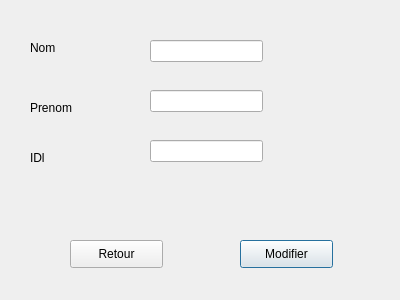
Above: Khalil/modifwidget.ui from khalil-ch/E-Health_2A1 before the change. Below: the same form after it.
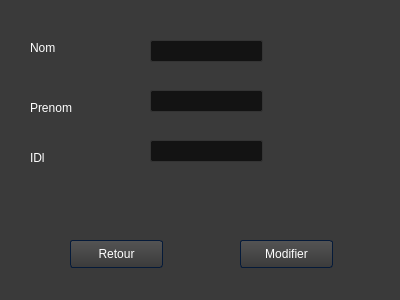
That is the form after the change. Icons and pictures are not drawn.

```diff
--- a/Khalil/modifwidget.ui
+++ b/Khalil/modifwidget.ui
@@ -13,6 +13,972 @@
   <property name="windowTitle">
    <string>Dialog</string>
   </property>
+  <property name="styleSheet">
+   <string notr="true">/*-----QWidget-----*/
+QWidget
+{
+	background-color: #3a3a3a;
+	color: #fff;
+	selection-background-color: #b78620;
+	selection-color: #000;
+
+}
+
+
+/*-----QLabel-----*/
+QLabel
+{
+	background-color: transparent;
+	color: #fff;
+
+}
+
+
+/*-----QMenuBar-----*/
+QMenuBar 
+{
+	background-color: qlineargradient(spread:repeat, x1:1, y1:0, x2:1, y2:1, stop:0 rgba(57, 57, 57, 255),stop:1 rgba(50, 50, 50, 255));
+	border: 1px solid #000;
+	color: #fff;
+
+}
+
+
+QMenuBar::item 
+{
+	background-color: transparent;
+
+}
+
+
+QMenuBar::item:selected 
+{
+	background-color: rgba(183, 134, 32, 20%);
+	border: 1px solid #b78620;
+	color: #fff;
+
+}
+
+
+QMenuBar::item:pressed 
+{
+	background-color: rgb(183, 134, 32);
+	border: 1px solid #b78620;
+	color: #fff;
+
+}
+
+
+/*-----QMenu-----*/
+QMenu
+{
+    background-color: qlineargradient(spread:repeat, x1:1, y1:0, x2:1, y2:1, stop:0 rgba(57, 57, 57, 255),stop:1 rgba(50, 50, 50, 255));
+    border: 1px solid #222;
+    padding: 4px;
+	color: #fff;
+
+}
+
+
+QMenu::item
+{
+    background-color: transparent;
+    padding: 2px 20px 2px 20px;
+
+}
+
+
+QMenu::separator
+{
+   	background-color: rgb(183, 134, 32);
+	height: 1px;
+
+}
+
+
+QMenu::item:disabled
+{
+    color: #555;
+    background-color: transparent;
+    padding: 2px 20px 2px 20px;
+
+}
+
+
+QMenu::item:selected
+{
+	background-color: rgba(183, 134, 32, 20%);
+	border: 1px solid #b78620;
+	color: #fff;
+
+}
+
+
+/*-----QToolBar-----*/
+QToolBar
+{
+	background-color: qlineargradient(spread:repeat, x1:1, y1:0, x2:1, y2:1, stop:0 rgba(69, 69, 69, 255),stop:1 rgba(58, 58, 58, 255));
+	border-top: none;
+	border-bottom: 1px solid #4f4f4f;
+	border-left: 1px solid #4f4f4f;
+	border-right: 1px solid #4f4f4f;
+
+}
+
+
+QToolBar::separator
+{
+	background-color: #2e2e2e;
+	width: 1px;
+
+}
+
+
+/*-----QToolButton-----*/
+QToolButton 
+{
+	background-color: transparent;
+	color: #fff;
+	padding: 5px;
+	padding-left: 8px;
+	padding-right: 8px;
+	margin-left: 1px;
+}
+
+
+QToolButton:hover
+{
+	background-color: rgba(183, 134, 32, 20%);
+	border: 1px solid #b78620;
+	color: #fff;
+	
+}
+
+
+QToolButton:pressed
+{
+	background-color: qlineargradient(spread:repeat, x1:1, y1:0, x2:1, y2:1, stop:0 rgba(57, 57, 57, 255),stop:1 rgba(50, 50, 50, 255));
+	border: 1px solid #b78620;
+
+}
+
+
+QToolButton:checked
+{
+	background-color: qlineargradient(spread:repeat, x1:1, y1:0, x2:1, y2:1, stop:0 rgba(57, 57, 57, 255),stop:1 rgba(50, 50, 50, 255));
+	border: 1px solid #222;
+}
+
+
+/*-----QPushButton-----*/
+QPushButton
+{
+	background-color: qlineargradient(spread:repeat, x1:1, y1:0, x2:1, y2:1, stop:0 rgba(84, 84, 84, 255),stop:1 rgba(59, 59, 59, 255));
+	color: #ffffff;
+	min-width: 80px;
+	border-style: solid;
+	border-width: 1px;
+	border-radius: 3px;
+	border-color: #051a39;
+	padding: 5px;
+
+}
+
+
+QPushButton::flat
+{
+	background-color: transparent;
+	border: none;
+	color: #fff;
+
+}
+
+
+QPushButton::disabled
+{
+	background-color: #404040;
+	color: #656565;
+	border-color: #051a39;
+
+}
+
+
+QPushButton::hover
+{
+	background-color: rgba(183, 134, 32, 20%);
+	border: 1px solid #b78620;
+
+}
+
+
+QPushButton::pressed
+{
+	background-color: qlineargradient(spread:repeat, x1:1, y1:0, x2:1, y2:1, stop:0 rgba(74, 74, 74, 255),stop:1 rgba(49, 49, 49, 255));
+	border: 1px solid #b78620;
+
+}
+
+
+QPushButton::checked
+{
+	background-color: qlineargradient(spread:repeat, x1:1, y1:0, x2:1, y2:1, stop:0 rgba(74, 74, 74, 255),stop:1 rgba(49, 49, 49, 255));
+	border: 1px solid #222;
+
+}
+
+
+/*-----QLineEdit-----*/
+QLineEdit
+{
+	background-color: #131313;
+	color : #eee;
+	border: 1px solid #343434;
+	border-radius: 2px;
+	padding: 3px;
+	padding-left: 5px;
+
+}
+
+
+/*-----QPlainTExtEdit-----*/
+QPlainTextEdit
+{
+	background-color: #131313;
+	color : #eee;
+	border: 1px solid #343434;
+	border-radius: 2px;
+	padding: 3px;
+	padding-left: 5px;
+
+}
+
+
+/*-----QTabBar-----*/
+QTabBar::tab
+{
+	background-color: qlineargradient(spread:repeat, x1:1, y1:0, x2:1, y2:1, stop:0 rgba(84, 84, 84, 255),stop:1 rgba(59, 59, 59, 255));
+	color: #ffffff;
+	border-style: solid;
+	border-width: 1px;
+	border-color: #666;
+	border-bottom: none;
+	padding: 5px;
+	padding-left: 15px;
+	padding-right: 15px;
+
+}
+
+
+QTabWidget::pane 
+{
+	background-color: red;
+	border: 1px solid #666;
+	top: 1px;
+
+}
+
+
+QTabBar::tab:last
+{
+	margin-right: 0; 
+
+}
+
+
+QTabBar::tab:first:!selected
+{
+	background-color: #0c0c0d;
+	margin-left: 0px;
+
+}
+
+
+QTabBar::tab:!selected
+{
+	color: #b1b1b1;
+	border-bottom-style: solid;
+	background-color: #0c0c0d;
+
+}
+
+
+QTabBar::tab:selected
+{
+	margin-bottom: 0px;
+
+}
+
+
+QTabBar::tab:!selected:hover
+{
+	border-top-color: #b78620;
+
+}
+
+
+/*-----QComboBox-----*/
+QComboBox
+{
+    background-color: qlineargradient(spread:repeat, x1:1, y1:0, x2:1, y2:1, stop:0 rgba(84, 84, 84, 255),stop:1 rgba(59, 59, 59, 255));
+    border: 1px solid #000;
+    padding-left: 6px;
+    color: #ffffff;
+    height: 20px;
+
+}
+
+
+QComboBox::disabled
+{
+	background-color: #404040;
+	color: #656565;
+	border-color: #051a39;
+
+}
+
+
+QComboBox:on
+{
+    background-color: #b78620;
+	color: #000;
+
+}
+
+
+QComboBox QAbstractItemView
+{
+    background-color: #383838;
+    color: #ffffff;
+    border: 1px solid black;
+    selection-background-color: #b78620;
+    outline: 0;
+
+}
+
+
+QComboBox::drop-down
+{
+	background-color: qlineargradient(spread:repeat, x1:1, y1:0, x2:1, y2:1, stop:0 rgba(57, 57, 57, 255),stop:1 rgba(50, 50, 50, 255));
+    subcontrol-origin: padding;
+    subcontrol-position: top right;
+    width: 15px;
+    border-left-width: 1px;
+    border-left-color: black;
+    border-left-style: solid; 
+
+}
+
+
+QComboBox::down-arrow
+{
+    image: url(://arrow-down.png);
+    width: 8px;
+    height: 8px;
+}
+
+
+/*-----QSpinBox &amp; QDateTimeEdit-----*/
+QSpinBox,
+QDateTimeEdit 
+{
+    background-color: #131313;
+	color : #eee;
+	border: 1px solid #343434;
+	padding: 3px;
+	padding-left: 5px;
+    border-radius : 2px;
+
+}
+
+
+QSpinBox::up-button, 
+QDateTimeEdit::up-button
+{
+	border-top-right-radius:2px;
+	background-color: #777777;
+    width: 16px; 
+    border-width: 1px;
+
+}
+
+
+QSpinBox::up-button:hover, 
+QDateTimeEdit::up-button:hover
+{
+	background-color: #585858;
+
+}
+
+
+QSpinBox::up-button:pressed, 
+QDateTimeEdit::up-button:pressed
+{
+	background-color: #252525;
+    width: 16px; 
+    border-width: 1px;
+
+}
+
+
+QSpinBox::up-arrow,
+QDateTimeEdit::up-arrow
+{
+    image: url(://arrow-up.png);
+    width: 7px;
+    height: 7px;
+
+}
+
+
+QSpinBox::down-button, 
+QDateTimeEdit::down-button
+{
+	border-bottom-right-radius:2px;
+	background-color: #777777;
+    width: 16px; 
+    border-width: 1px;
+
+}
+
+
+QSpinBox::down-button:hover, 
+QDateTimeEdit::down-button:hover
+{
+	background-color: #585858;
+
+}
+
+
+QSpinBox::down-button:pressed, 
+QDateTimeEdit::down-button:pressed
+{
+	background-color: #252525;
+    width: 16px; 
+    border-width: 1px;
+
+}
+
+
+QSpinBox::down-arrow,
+QDateTimeEdit::down-arrow
+{
+    image: url(://arrow-down.png);
+    width: 7px;
+    height: 7px;
+
+}
+
+
+/*-----QGroupBox-----*/
+QGroupBox 
+{
+    border: 1px solid;
+    border-color: #666666;
+	border-radius: 5px;
+    margin-top: 20px;
+
+}
+
+
+QGroupBox::title  
+{
+    background-color: transparent;
+    color: #eee;
+    subcontrol-origin: margin;
+    padding: 5px;
+	border-top-left-radius: 3px;
+	border-top-right-radius: 3px;
+
+}
+
+
+/*-----QHeaderView-----*/
+QHeaderView::section
+{
+    background-color: qlineargradient(spread:repeat, x1:1, y1:0, x2:1, y2:1, stop:0 rgba(60, 60, 60, 255),stop:1 rgba(50, 50, 50, 255));
+	border: 1px solid #000;
+    color: #fff;
+    text-align: left;
+	padding: 4px;
+	
+}
+
+
+QHeaderView::section:disabled
+{
+    background-color: #525251;
+    color: #656565;
+
+}
+
+
+QHeaderView::section:checked
+{
+    background-color: qlineargradient(spread:repeat, x1:1, y1:0, x2:1, y2:1, stop:0 rgba(60, 60, 60, 255),stop:1 rgba(50, 50, 50, 255));
+    color: #fff;
+
+}
+
+
+QHeaderView::section::vertical::first,
+QHeaderView::section::vertical::only-one
+{
+    border-top: 1px solid #353635;
+
+}
+
+
+QHeaderView::section::vertical
+{
+    border-top: 1px solid #353635;
+
+}
+
+
+QHeaderView::section::horizontal::first,
+QHeaderView::section::horizontal::only-one
+{
+    border-left: 1px solid #353635;
+
+}
+
+
+QHeaderView::section::horizontal
+{
+    border-left: 1px solid #353635;
+
+}
+
+
+QTableCornerButton::section
+{
+    background-color: qlineargradient(spread:repeat, x1:1, y1:0, x2:1, y2:1, stop:0 rgba(60, 60, 60, 255),stop:1 rgba(50, 50, 50, 255));
+	border: 1px solid #000;
+    color: #fff;
+
+}
+
+
+/*-----QTreeWidget-----*/
+QTreeView
+{
+	show-decoration-selected: 1;
+	alternate-background-color: #3a3a3a;
+	selection-color: #fff;
+	background-color: #2d2d2d;
+	border: 1px solid gray;
+	padding-top : 5px;
+	color: #fff;
+	font: 8pt;
+
+}
+
+
+QTreeView::item:selected
+{
+	color:#fff;
+	background-color: #b78620;
+	border-radius: 0px;
+
+}
+
+
+QTreeView::item:!selected:hover
+{
+    background-color: #262626;
+    border: none;
+    color: white;
+
+}
+
+
+QTreeView::branch:has-children:!has-siblings:closed,
+QTreeView::branch:closed:has-children:has-siblings 
+{
+	image: url(://tree-closed.png);
+
+}
+
+
+QTreeView::branch:open:has-children:!has-siblings,
+QTreeView::branch:open:has-children:has-siblings  
+{
+	image: url(://tree-open.png);
+
+}
+
+
+/*-----QListView-----*/
+QListView 
+{
+	background-color: qlineargradient(spread:repeat, x1:1, y1:0, x2:1, y2:1, stop:0 rgba(83, 83, 83, 255),stop:0.293269 rgba(81, 81, 81, 255),stop:0.634615 rgba(79, 79, 79, 255),stop:1 rgba(83, 83, 83, 255));
+    border : none;
+    color: white;
+    show-decoration-selected: 1; 
+    outline: 0;
+	border: 1px solid gray;
+
+}
+
+
+QListView::disabled 
+{
+	background-color: #656565;
+	color: #1b1b1b;
+    border: 1px solid #656565;
+
+}
+
+
+QListView::item 
+{
+	background-color: #2d2d2d;
+    padding: 1px;
+
+}
+
+
+QListView::item:alternate 
+{
+    background-color: #3a3a3a;
+
+}
+
+
+QListView::item:selected 
+{
+	background-color: #b78620;
+	border: 1px solid #b78620;
+	color: #fff;
+
+}
+
+
+QListView::item:selected:!active 
+{
+	background-color: #b78620;
+	border: 1px solid #b78620;
+	color: #fff;
+
+}
+
+
+QListView::item:selected:active 
+{
+	background-color: #b78620;
+	border: 1px solid #b78620;
+	color: #fff;
+
+}
+
+
+QListView::item:hover {
+    background-color: #262626;
+    border: none;
+    color: white;
+
+}
+
+
+/*-----QCheckBox-----*/
+QCheckBox
+{
+	background-color: transparent;
+    color: lightgray;
+	border: none;
+
+}
+
+
+QCheckBox::indicator
+{
+    background-color: #323232;
+    border: 1px solid darkgray;
+    width: 12px;
+    height: 12px;
+
+}
+
+
+QCheckBox::indicator:checked
+{
+    image:url(&quot;./ressources/check.png&quot;);
+	background-color: #b78620;
+    border: 1px solid #3a546e;
+
+}
+
+
+QCheckBox::indicator:unchecked:hover
+{
+	border: 1px solid #b78620; 
+
+}
+
+
+QCheckBox::disabled
+{
+	color: #656565;
+
+}
+
+
+QCheckBox::indicator:disabled
+{
+	background-color: #656565;
+	color: #656565;
+    border: 1px solid #656565;
+
+}
+
+
+/*-----QRadioButton-----*/
+QRadioButton 
+{
+	color: lightgray;
+	background-color: transparent;
+
+}
+
+
+QRadioButton::indicator::unchecked:hover 
+{
+	background-color: lightgray;
+	border: 2px solid #b78620;
+	border-radius: 6px;
+}
+
+
+QRadioButton::indicator::checked 
+{
+	border: 2px solid #b78620;
+	border-radius: 6px;
+	background-color: rgba(183,134,32,20%);  
+	width: 9px; 
+	height: 9px; 
+
+}
+
+
+/*-----QSlider-----*/
+QSlider::groove:horizontal 
+{
+	background-color: transparent;
+	height: 3px;
+
+}
+
+
+QSlider::sub-page:horizontal 
+{
+	background-color: #b78620;
+
+}
+
+
+QSlider::add-page:horizontal 
+{
+	background-color: #131313;
+
+}
+
+
+QSlider::handle:horizontal 
+{
+	background-color: #b78620;
+	width: 14px;
+	margin-top: -6px;
+	margin-bottom: -6px;
+	border-radius: 6px;
+
+}
+
+
+QSlider::handle:horizontal:hover 
+{
+	background-color: #d89e25;
+	border-radius: 6px;
+
+}
+
+
+QSlider::sub-page:horizontal:disabled 
+{
+	background-color: #bbb;
+	border-color: #999;
+
+}
+
+
+QSlider::add-page:horizontal:disabled 
+{
+	background-color: #eee;
+	border-color: #999;
+
+}
+
+
+QSlider::handle:horizontal:disabled 
+{
+	background-color: #eee;
+	border: 1px solid #aaa;
+	border-radius: 3px;
+
+}
+
+
+/*-----QScrollBar-----*/
+QScrollBar:horizontal
+{
+    border: 1px solid #222222;
+    background-color: #3d3d3d;
+    height: 15px;
+    margin: 0px 16px 0 16px;
+
+}
+
+
+QScrollBar::handle:horizontal
+{
+	background-color: qlineargradient(spread:repeat, x1:1, y1:0, x2:1, y2:1, stop:0 rgba(97, 97, 97, 255),stop:1 rgba(90, 90, 90, 255));
+	border: 1px solid #2d2d2d;
+    min-height: 20px;
+
+}
+
+
+QScrollBar::add-line:horizontal
+{
+	background-color: qlineargradient(spread:repeat, x1:1, y1:0, x2:1, y2:1, stop:0 rgba(97, 97, 97, 255),stop:1 rgba(90, 90, 90, 255));
+	border: 1px solid #2d2d2d;
+    width: 15px;
+    subcontrol-position: right;
+    subcontrol-origin: margin;
+
+}
+
+
+QScrollBar::sub-line:horizontal
+{
+	background-color: qlineargradient(spread:repeat, x1:1, y1:0, x2:1, y2:1, stop:0 rgba(97, 97, 97, 255),stop:1 rgba(90, 90, 90, 255));
+	border: 1px solid #2d2d2d;
+    width: 15px;
+    subcontrol-position: left;
+    subcontrol-origin: margin;
+
+}
+
+
+QScrollBar::right-arrow:horizontal
+{
+    image: url(://arrow-right.png);
+    width: 6px;
+    height: 6px;
+
+}
+
+
+QScrollBar::left-arrow:horizontal
+{
+    image: url(://arrow-left.png);
+    width: 6px;
+    height: 6px;
+
+}
+
+
+QScrollBar::add-page:horizontal, QScrollBar::sub-page:horizontal
+{
+    background: none;
+
+}
+
+
+QScrollBar:vertical
+{
+    background-color: #3d3d3d;
+    width: 16px;
+	border: 1px solid #2d2d2d;
+    margin: 16px 0px 16px 0px;
+
+}
+
+
+QScrollBar::handle:vertical
+{
+    background-color: qlineargradient(spread:repeat, x1:1, y1:0, x2:1, y2:1, stop:0 rgba(97, 97, 97, 255),stop:1 rgba(90, 90, 90, 255));
+	border: 1px solid #2d2d2d;
+    min-height: 20px;
+
+}
+
+
+QScrollBar::add-line:vertical
+{
+	background-color: qlineargradient(spread:repeat, x1:1, y1:0, x2:1, y2:1, stop:0 rgba(97, 97, 97, 255),stop:1 rgba(90, 90, 90, 255));
+	border: 1px solid #2d2d2d;
+    height: 15px;
+    subcontrol-position: bottom;
+    subcontrol-origin: margin;
+
+}
+
+
+QScrollBar::sub-line:vertical
+{
+	background-color: qlineargradient(spread:repeat, x1:1, y1:0, x2:1, y2:1, stop:0 rgba(97, 97, 97, 255),stop:1 rgba(90, 90, 90, 255));
+	border: 1px solid #2d2d2d;
+    height: 15px;
+    subcontrol-position: top;
+    subcontrol-origin: margin;
+
+}
+
+
+QScrollBar::up-arrow:vertical
+{
+    image: url(://arrow-up.png);
+    width: 6px;
+    height: 6px;
+
+}
+
+
+QScrollBar::down-arrow:vertical
+{
+    image: url(://arrow-down.png);
+    width: 6px;
+    height: 6px;
+
+}
+
+
+QScrollBar::add-page:vertical, QScrollBar::sub-page:vertical
+{
+    background: none;
+
+}
+
+
+/*-----QProgressBar-----*/
+QProgressBar
+{
+    border: 1px solid #666666;
+    text-align: center;
+	color: #000;
+	font-weight: bold;
+
+}
+
+
+QProgressBar::chunk
+{
+    background-color: #b78620;
+    width: 30px;
+    margin: 0.5px;
+
+}</string>
+  </property>
   <widget class="QPushButton" name="pushButton">
    <property name="geometry">
     <rect>
```
